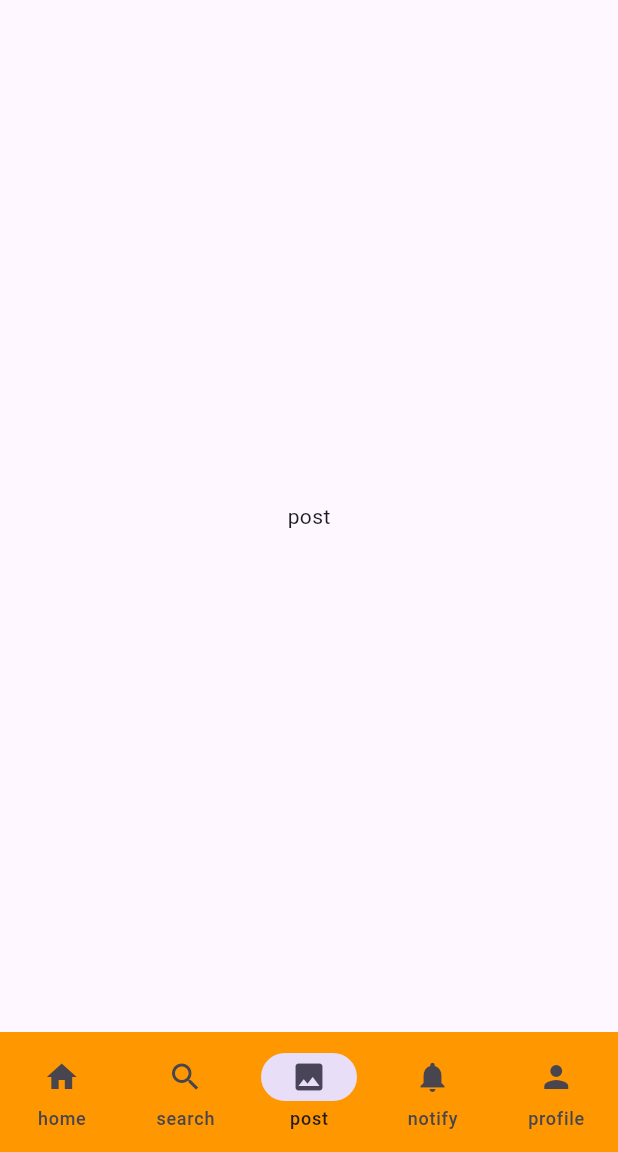
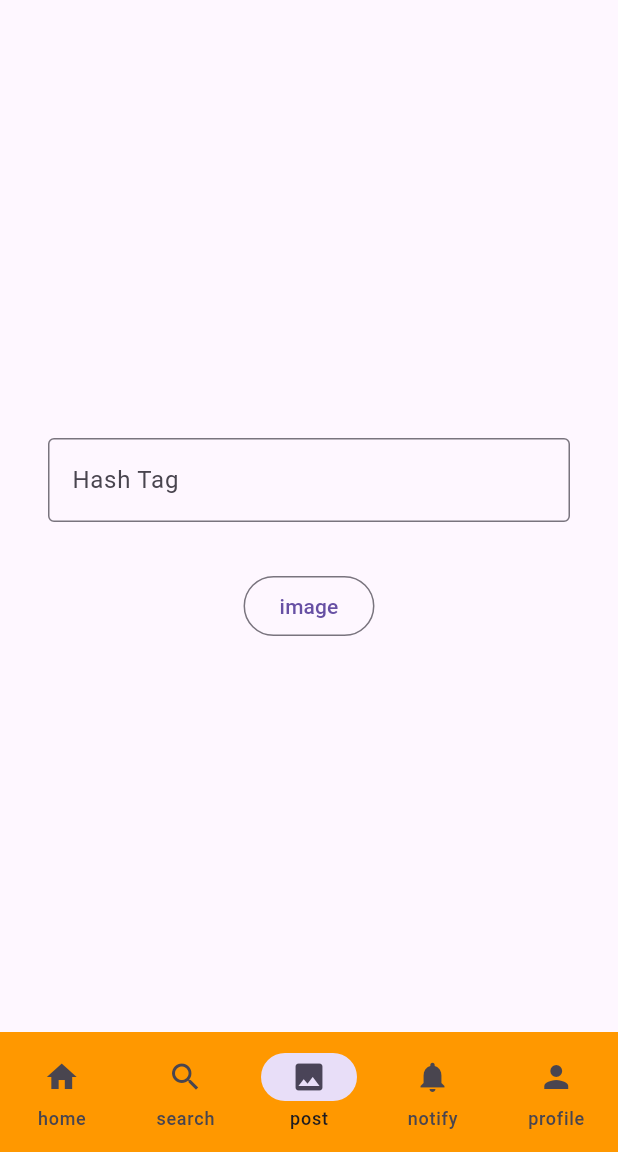
Before and after one commit to onion0904/segon_pix, a Flutter app: the Hub screen opened by its route, item 3 of the bottom bar chosen, on a phone screen of 412 x 824 dp, the part 84-1236 px from its top. Run offline on Flutter 3.47's test engine with Material 3 defaults, Android fonts, the phone set to English and light mode, and no system bars; our stand-ins replace flutter_hooks, go_router, image_picker; network calls fail.

Commit message:
make post berofe prosess post

```diff
--- a/client/lib/logic/http/get.dart
+++ b/client/lib/logic/http/get.dart
@@ -12,3 +12,5 @@ Future<User> getUser(int userId) async {
     throw Exception("Failed getUser method");
   }
 }
+
+Future<>
--- a/client/lib/screens/commons/input_form.dart
+++ b/client/lib/screens/commons/input_form.dart
@@ -1,6 +1,5 @@
 import 'package:flutter/material.dart';
 import 'package:flutter_hooks/flutter_hooks.dart';
-import 'package:go_router/go_router.dart';
 
 const p = 32.0;
 const double n = p;
@@ -19,11 +18,10 @@ class InputForm extends HookWidget {
 
   @override
   Widget build(context) {
-    return Form(
-        child: Column(mainAxisAlignment: MainAxisAlignment.center, children: [
+    return Column(mainAxisAlignment: MainAxisAlignment.center, children: [
       for (int i = 0; i < controllers.length; i++)
         Container(
-          constraints: const BoxConstraints(maxWidth: 1000),
+          constraints: const BoxConstraints(maxWidth: 1024),
           padding: const EdgeInsets.fromLTRB(n, p, n, p),
           child: TextFormField(
             controller: controllers[i],
@@ -32,6 +30,6 @@ class InputForm extends HookWidget {
                 border: const OutlineInputBorder(), labelText: labels[i]),
           ),
         ),
-    ]));
+    ]);
   }
 }
--- a/client/lib/screens/hubs/hub.dart
+++ b/client/lib/screens/hubs/hub.dart
@@ -123,12 +123,12 @@ Widget listTile(BuildContext context, i, void Function(int) changeIndex) {
 }
 
 class HubList {
-  static const ui = [
-    HubUI(),
-    SearchUI(),
-    Post(),
-    NotificationUI(),
-    ProfileUI(),
+  static final ui = [
+    const HubUI(),
+    const SearchUI(),
+    const Post(),
+    const NotificationUI(),
+    const ProfileUI(),
   ];
 
   static final floatingActionButton = [
--- a/client/lib/screens/hubs/post.dart
+++ b/client/lib/screens/hubs/post.dart
@@ -1,12 +1,37 @@
 import 'package:flutter/material.dart';
+import '../commons/input_form.dart';
+import 'package:flutter_hooks/flutter_hooks.dart';
+import 'package:image_picker/image_picker.dart';
+import 'dart:io';
 
-class Post extends StatelessWidget {
+class Post extends HookWidget {
   const Post({super.key});
 
   @override
   Widget build(context) {
-    return const Center(
-      child: Text("post")
-    );
+      final image = useState<XFile?>(null);
+
+    return Center(
+      child: Column(mainAxisAlignment: MainAxisAlignment.center, children: [
+        if (image.value != null) Container(constraints: const BoxConstraints(maxWidth: 1000, maxHeight:1000), child: Image.file(File(image.value!.path))),
+        InputForm(
+          controllers: controllers, validators: validators, labels: labels),
+        OutlinedButton(
+          child: const Text("image"),
+          onPressed: () async {
+            final ImagePicker picker = ImagePicker();
+            image.value = await picker.pickImage(source: ImageSource.gallery);
+          })
+    ]));
   }
 }
+
+final controllers = [TextEditingController()];
+
+const labels = ["Hash Tag"];
+
+const validators = [hashTagValidator];
+
+String? hashTagValidator(String? value) {
+  return null;
+}
--- a/client/lib/screens/logins/logins.dart
+++ b/client/lib/screens/logins/logins.dart
@@ -30,9 +30,10 @@ class Logins extends HookWidget {
         title: const Text("Login"),
         backgroundColor: Colors.orange,
       ),
-      body: Column(
+      body: Center(
+        child:  Column(
           mainAxisAlignment: MainAxisAlignment.center,
-        crossAxisAlignment: CrossAxisAlignment.center,
+          // crossAxisAlignment: CrossAxisAlignment.center,
           children: [
             loginUIList[index.value],
             Padding(
@@ -46,6 +47,7 @@ class Logins extends HookWidget {
                     child: const Text("決定")))
           ],
         )
+      )
     );
   }
 }
--- a/client/pubspec.yaml
+++ b/client/pubspec.yaml
@@ -17,6 +17,9 @@ dependencies:
   go_router: ^14.2.8
   hooks_riverpod: ^2.5.2
   http: ^1.2.2
+  image_picker: ^1.0.0
+  path: ^1.9.0
+  sqflite: ^2.4.0
   syncfusion_flutter_datepicker: ^27.1.52
 
 dev_dependencies:
```
Also changed, not shown: client/lib/model/user.dart (+8 -0 lines), client/pubspec.lock, 5 other files. Lines whose indentation alone changed are shown as unchanged.
